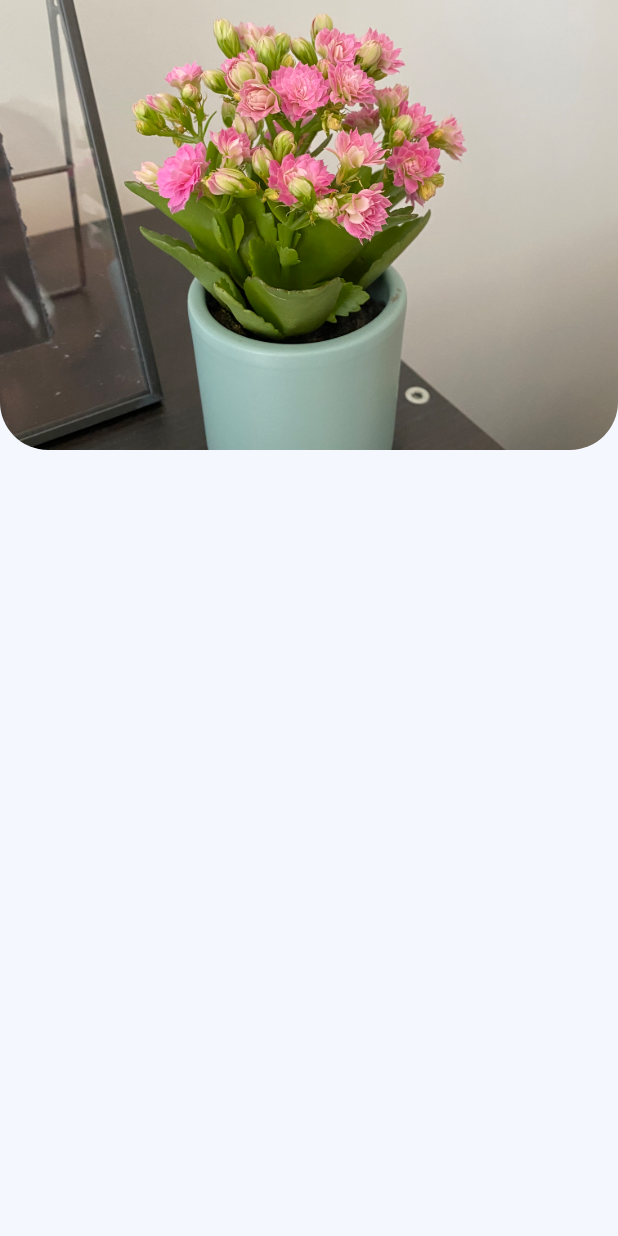
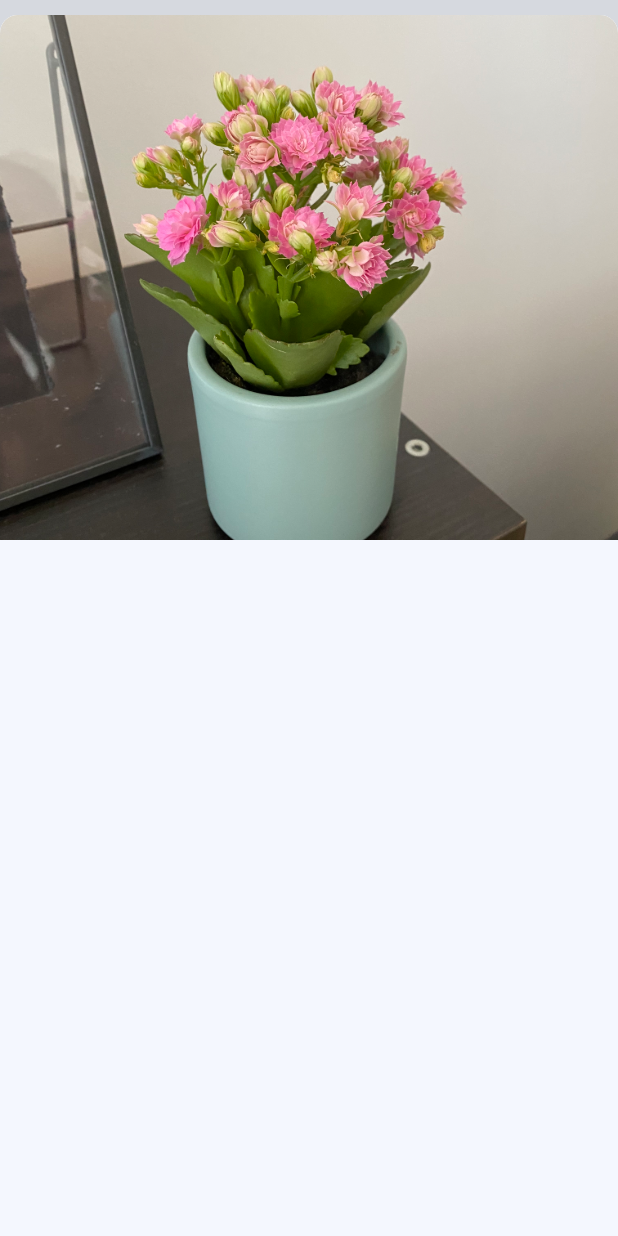
Before and after one commit to Ardelean-Calin/plantbuddy-hw, a Flutter app: the screen it shows after launch, after a tap on "Kalanchoe Blossfeldiana", on a phone screen of 412 x 824 dp. Run offline on Flutter 3.47's test engine with Material 2 defaults, Android fonts, the phone set to English and light mode, and no system bars; our stand-ins replace modal_bottom_sheet.

Commit message:
Cleanup and emulator support.

```diff
--- a/02_Software/02_PhoneApp/lib/main.dart
+++ b/02_Software/02_PhoneApp/lib/main.dart
@@ -1,4 +1,5 @@
-import 'package:build/view/plantCardSM.dart';
+import 'package:build/models/Plant.dart';
+import 'package:build/view/components/PlantCardSmall.dart';
 import 'package:flutter/material.dart';
 import 'package:flutter/services.dart';
 
@@ -24,6 +25,7 @@ class MyApp extends StatelessWidget {
         // is not restarted.
         primarySwatch: Colors.indigo,
         backgroundColor: Color(0xFFF4F7FE),
+        // backgroundColor: Colors.white,
         fontFamily: 'DMSans',
       ),
       home: MyHomePage(title: 'PlantBuddy'),
@@ -50,6 +52,27 @@ class MyHomePage extends StatefulWidget {
 }
 
 class _MyHomePageState extends State<MyHomePage> {
+  final List plantList = [
+    Plant(
+      name: "Kalanchoe Blossfeldiana",
+      location: "Living Room",
+      conditions: null,
+      image: AssetImage("assets/img/kalanchoe.jpg"),
+    ),
+    Plant(
+      name: "Cyclamen Persicum",
+      location: "Balcony",
+      conditions: null,
+      image: AssetImage("assets/img/cyclamen_persicum.jpg"),
+    ),
+    Plant(
+      name: "Fittonia Albivenis",
+      location: "Balcony",
+      conditions: null,
+      image: AssetImage("assets/img/fittonia_albivenis.jpg"),
+    ),
+  ];
+
   @override
   Widget build(BuildContext context) {
     // This method is rerun every time setState is called, for instance as done
@@ -67,7 +90,7 @@ class _MyHomePageState extends State<MyHomePage> {
             slivers: [
               SliverToBoxAdapter(
                 child: SizedBox(
-                  height: 32,
+                  height: 16,
                 ),
               ),
               SliverAppBar(
@@ -92,19 +115,7 @@ class _MyHomePageState extends State<MyHomePage> {
                     return Padding(
                       padding: const EdgeInsets.symmetric(
                           horizontal: 32.0, vertical: 16.0),
-                      child: PlantCardSmall(
-                        imgPath: [
-                          "assets/img/kalanchoe.jpg",
-                          "assets/img/cyclamen_persicum.jpg",
-                          "assets/img/fittonia_albivenis.jpg"
-                        ][index],
-                        plantName: [
-                          "Kalanchoe Blossfeldiana",
-                          "Cyclamen Persicum",
-                          "Fittonia Albivenis"
-                        ][index],
-                        location: ["Living Room", "Balcony", "Balcony"][index],
-                      ),
+                      child: PlantCardSmall(plantObj: this.plantList[index]),
                     );
                   },
                   childCount: 3,
--- /dev/null
+++ b/02_Software/02_PhoneApp/lib/models/Plant.dart
@@ -0,0 +1,54 @@
+import 'package:build/models/PlantConditions.dart';
+import 'package:flutter/rendering.dart';
+
+class Plant {
+  late String name;
+  late String location;
+  late AssetImage image;
+
+  late int _airTemperature;
+  late int _airHumidity;
+  late int _soilWaterContent;
+  late int _illuminance;
+
+  late PlantConditions? conditions;
+
+  // Constructor
+  Plant({
+    required String name,
+    required String location,
+    required AssetImage image,
+    PlantConditions? conditions,
+  }) {
+    this.name = name;
+    this.location = location;
+    this.conditions = conditions;
+    this.image = image;
+  }
+
+  /* Getters and setters BEGIN */
+  // For the illuminance measured in Lux
+  int get illuminance => this._illuminance;
+  set illuminance(int illuminance) {
+    this._illuminance = illuminance;
+  }
+
+  // For the air temperature measured in Celsius
+  int get airTemperature => this._airTemperature;
+  set airTemperature(int airTemperature) {
+    this._airTemperature = airTemperature;
+  }
+
+  // For the relatieve air humidity measured in %
+  int get airHumidity => this._airHumidity;
+  set airHumidity(int airHumidity) {
+    this._airHumidity = airHumidity;
+  }
+
+  // For the Soil water content measured in %
+  int get soilWaterContent => this._soilWaterContent;
+  set soilWaterContent(int soilWaterContent) {
+    this._soilWaterContent = soilWaterContent;
+  }
+  /* Getters and setters END */
+}
--- /dev/null
+++ b/02_Software/02_PhoneApp/lib/models/PlantConditions.dart
@@ -0,0 +1,13 @@
+class PlantConditions {
+  int minTemp = 0;
+  int maxTemp = 50;
+
+  int minHumidity = 0;
+  int maxHumidity = 100;
+
+  int minLuminosity = 30;
+  int maxLuminosity = 60000;
+
+  int minSoilWaterContent = 10;
+  int maxSoilWaterContent = 80;
+}
--- a/02_Software/02_PhoneApp/lib/view/PlantDetailsPage.dart
+++ /dev/null
@@ -1,39 +0,0 @@
-import 'package:flutter/material.dart';
-
-class PlantDetailsPage extends StatefulWidget {
-  final String imgPath;
-
-  const PlantDetailsPage({Key? key, required this.imgPath}) : super(key: key);
-
-  @override
-  _PlantDetailsPageState createState() => _PlantDetailsPageState();
-}
-
-class _PlantDetailsPageState extends State<PlantDetailsPage> {
-  @override
-  Widget build(BuildContext context) {
-    return Scaffold(
-      backgroundColor: Theme.of(context).backgroundColor,
-      body: Column(
-        children: [
-          Container(
-            decoration: BoxDecoration(
-              image: DecorationImage(
-                fit: BoxFit.cover,
-                image: AssetImage(
-                  widget.imgPath,
-                  // height: 400,
-                ),
-              ),
-              borderRadius: BorderRadius.only(
-                bottomLeft: Radius.circular(32),
-                bottomRight: Radius.circular(32),
-              ),
-            ),
-            height: 300,
-          ),
-        ],
-      ),
-    );
-  }
-}
--- /dev/null
+++ b/02_Software/02_PhoneApp/lib/view/components/PlantCardSmall.dart
@@ -0,0 +1,212 @@
+import 'dart:developer';
+import 'dart:math';
+
+import 'package:build/view/pages/PlantDetailsPage.dart';
+import 'package:flutter/material.dart';
+import 'package:modal_bottom_sheet/modal_bottom_sheet.dart';
+import 'package:build/models/Plant.dart';
+
+class PlantCardSmall extends StatefulWidget {
+  final Plant plantObj;
+
+  const PlantCardSmall({Key? key, required this.plantObj}) : super(key: key);
+
+  @override
+  _PlantCardSmallState createState() => _PlantCardSmallState();
+}
+
+class _PlantCardSmallState extends State<PlantCardSmall> {
+  final Color shadowColor = [
+    Color.fromARGB(30, 255, 0, 0),
+    Color.fromARGB(15, 0, 0, 0)
+  ][Random().nextInt(2)];
+
+  @override
+  Widget build(BuildContext context) {
+    return GestureDetector(
+      onTap: () => showCupertinoModalBottomSheet(
+        context: context,
+        backgroundColor: Theme.of(context).backgroundColor,
+        builder: (context) => PlantDetailsPage(imgObj: widget.plantObj.image),
+      ),
+      child: SizedBox(
+        height: 365,
+        // width: 350,
+        child: Container(
+          decoration: BoxDecoration(
+            borderRadius: BorderRadius.circular(32),
+            color: Colors.white,
+            boxShadow: [
+              BoxShadow(
+                spreadRadius: 0,
+                blurRadius: 8,
+                color: shadowColor,
+                offset: Offset(4, 4),
+              ),
+              BoxShadow(
+                spreadRadius: 0,
+                blurRadius: 8,
+                color: shadowColor,
+                offset: Offset(-4, -4),
+              )
+            ],
+          ),
+          child: Stack(
+            children: [
+              Align(
+                alignment: Alignment.topRight,
+                child: Padding(
+                  padding: const EdgeInsets.all(16.0),
+                  child: Icon(
+                    [
+                      Icons.bluetooth_disabled_outlined,
+                      null
+                    ][Random().nextInt(2)],
+                    size: 24,
+                    color: Color(0xFFA3AED0),
+                  ),
+                ),
+              ),
+              Column(
+                mainAxisAlignment: MainAxisAlignment.spaceAround,
+                children: [
+                  Container(
+                    width: 190,
+                    height: 190,
+                    decoration: BoxDecoration(
+                      shape: BoxShape.circle,
+                      image: DecorationImage(
+                        fit: BoxFit.cover,
+                        image: widget.plantObj.image,
+                      ),
+                      // height: 130,
+                    ),
+                  ),
+                  Row(
+                    mainAxisAlignment: MainAxisAlignment.center,
+                    children: [
+                      Column(
+                        children: [
+                          Text(
+                            widget.plantObj.name,
+                            style: TextStyle(
+                              fontWeight: FontWeight.bold,
+                              fontSize: 24,
+                            ),
+                          ),
+                          Row(children: [
+                            Icon(
+                              Icons.location_on_outlined,
+                              color: Color(0xFFA3AED0),
+                            ),
+                            Text(
+                              widget.plantObj.location,
+                              style: TextStyle(
+                                fontSize: 14,
+                                color: Color(0xFFA3AED0),
+                              ),
+                            ),
+                          ])
+                        ],
+                      )
+                    ],
+                  ),
+                  Row(
+                    mainAxisAlignment: MainAxisAlignment.spaceAround,
+                    crossAxisAlignment: CrossAxisAlignment.start,
+                    children: [
+                      Column(
+                        mainAxisAlignment: MainAxisAlignment.center,
+                        children: [
+                          Text(
+                            "Air",
+                            style: TextStyle(
+                              color: Color(0xFFA3AED0),
+                              fontSize: 12,
+                            ),
+                          ),
+                          Icon(
+                            Icons.air,
+                            color: Colors.amber,
+                            size: 32,
+                          ),
+                          Text(
+                            "Warm",
+                            style: TextStyle(
+                              color: Color(0xFFA3AED0),
+                              fontSize: 12,
+                            ),
+                          ),
+                        ],
+                      ),
+                      Column(
+                        mainAxisAlignment: MainAxisAlignment.center,
+                        children: [
+                          Text(
+                            "Light",
+                            style: TextStyle(
+                              color: Color(0xFFA3AED0),
+                              fontSize: 12,
+                            ),
+                          ),
+                          Icon(
+                            Icons.wb_sunny,
+                            color: Colors.lightGreen,
+                            size: 32,
+                          ),
+                          Text(
+                            "Shade",
+                            style: TextStyle(
+                              color: Color(0xFFA3AED0),
+                              fontSize: 12,
+                            ),
+                          ),
+                        ],
+                      ),
+                      WaterTag(),
+                    ],
+                  )
+                ],
+              ),
+            ],
+          ),
+          // color: Colors.red,
+        ),
+      ),
+    );
+  }
+}
+
+class WaterTag extends StatelessWidget {
+  const WaterTag({
+    Key? key,
+  }) : super(key: key);
+
+  @override
+  Widget build(BuildContext context) {
+    return Column(
+      mainAxisAlignment: MainAxisAlignment.center,
+      children: [
+        Text(
+          "Water",
+          style: TextStyle(
+            color: Color(0xFFA3AED0),
+            fontSize: 12,
+          ),
+        ),
+        Icon(
+          Icons.water,
+          color: Colors.lightGreen,
+          size: 32,
+        ),
+        Text(
+          "3d ago",
+          style: TextStyle(
+            color: Color(0xFFA3AED0),
+            fontSize: 12,
+          ),
+        ),
+      ],
+    );
+  }
+}
--- /dev/null
+++ b/02_Software/02_PhoneApp/lib/view/pages/PlantDetailsPage.dart
@@ -0,0 +1,38 @@
+import 'package:flutter/material.dart';
+
+class PlantDetailsPage extends StatefulWidget {
+  final AssetImage imgObj;
+
+  const PlantDetailsPage({Key? key, required this.imgObj}) : super(key: key);
+
+  @override
+  _PlantDetailsPageState createState() => _PlantDetailsPageState();
+}
+
+class _PlantDetailsPageState extends State<PlantDetailsPage> {
+  @override
+  Widget build(BuildContext context) {
+    return Scaffold(
+      backgroundColor: Theme.of(context).backgroundColor,
+      body: SafeArea(
+        child: Column(
+          children: [
+            Container(
+              decoration: BoxDecoration(
+                image: DecorationImage(
+                  fit: BoxFit.cover,
+                  image: widget.imgObj,
+                ),
+                // borderRadius: BorderRadius.only(
+                //   bottomLeft: Radius.circular(32),
+                //   bottomRight: Radius.circular(32),
+                // ),
+              ),
+              height: 350,
+            ),
+          ],
+        ),
+      ),
+    );
+  }
+}
--- a/02_Software/02_PhoneApp/lib/view/plantCardSM.dart
+++ /dev/null
@@ -1,173 +0,0 @@
-import 'dart:developer';
-
-import 'package:build/view/PlantDetailsPage.dart';
-import 'package:flutter/material.dart';
-import 'package:modal_bottom_sheet/modal_bottom_sheet.dart';
-
-class PlantCardSmall extends StatefulWidget {
-  final String plantName;
-  final String imgPath;
-  final String location;
-
-  const PlantCardSmall(
-      {Key? key,
-      required this.plantName,
-      required this.imgPath,
-      required this.location})
-      : super(key: key);
-
-  @override
-  _PlantCardSmallState createState() => _PlantCardSmallState();
-}
-
-class _PlantCardSmallState extends State<PlantCardSmall> {
-  @override
-  Widget build(BuildContext context) {
-    return GestureDetector(
-      onTap: () => showMaterialModalBottomSheet(
-        context: context,
-        expand: true,
-        backgroundColor: Theme.of(context).backgroundColor,
-        builder: (context) => PlantDetailsPage(imgPath: widget.imgPath),
-      ),
-      child: SizedBox(
-        height: 345,
-        // width: 350,
-        child: Container(
-          decoration: BoxDecoration(
-            borderRadius: BorderRadius.circular(32),
-            color: Colors.white,
-            boxShadow: [
-              BoxShadow(
-                spreadRadius: 0,
-                blurRadius: 4,
-                color: Color.fromARGB(30, 0, 0, 0),
-                offset: Offset(0, 4),
-              )
-            ],
-          ),
-          child: Column(
-            mainAxisAlignment: MainAxisAlignment.spaceAround,
-            children: [
-              Container(
-                width: 190,
-                height: 190,
-                decoration: BoxDecoration(
-                  shape: BoxShape.circle,
-                  image: DecorationImage(
-                    fit: BoxFit.cover,
-                    image: AssetImage(widget.imgPath),
-                  ),
-                  // height: 130,
-                ),
-              ),
-              Row(
-                mainAxisAlignment: MainAxisAlignment.center,
-                children: [
-                  Column(
-                    children: [
-                      Text(
-                        widget.plantName,
-                        style: TextStyle(
-                          fontWeight: FontWeight.bold,
-                          fontSize: 24,
-                        ),
-                      ),
-                      Row(children: [
-                        Icon(
-                          Icons.location_on_outlined,
-                          color: Color(0xFFA3AED0),
-                        ),
-                        Text(
-                          widget.location,
-                          style: TextStyle(
-                            fontSize: 14,
-                            color: Color(0xFFA3AED0),
-                          ),
-                        ),
-                      ])
-                    ],
-                  )
-                ],
-              ),
-              Row(
-                mainAxisAlignment: MainAxisAlignment.spaceAround,
-                children: [
-                  Column(
-                    mainAxisAlignment: MainAxisAlignment.center,
-                    children: [
-                      Text(
-                        "Temperature",
-                        style: TextStyle(
-                          color: Color(0xFFA3AED0),
-                          fontSize: 12,
-                        ),
-                      ),
-                      Icon(
-                        Icons.thermostat,
-                        color: Colors.redAccent,
-                        size: 32,
-                      )
-                    ],
-                  ),
-                  Column(
-                    mainAxisAlignment: MainAxisAlignment.center,
-                    children: [
-                      Text(
-                        "Humidity",
-                        style: TextStyle(
-                          color: Color(0xFFA3AED0),
-                          fontSize: 12,
-                        ),
-                      ),
-                      Icon(
-                        Icons.water,
-                        color: Colors.amberAccent,
-                        size: 32,
-                      )
-                    ],
-                  ),
-                  Column(
-                    mainAxisAlignment: MainAxisAlignment.center,
-                    children: [
-                      Text(
-                        "Light",
-                        style: TextStyle(
-                          color: Color(0xFFA3AED0),
-                          fontSize: 12,
-                        ),
-                      ),
-                      Icon(
-                        Icons.wb_sunny,
-                        color: Colors.lightGreen,
-                        size: 32,
-                      )
-                    ],
-                  ),
-                  Column(
-                    mainAxisAlignment: MainAxisAlignment.center,
-                    children: [
-                      Text(
-                        "Soil",
-                        style: TextStyle(
-                          color: Color(0xFFA3AED0),
-                          fontSize: 12,
-                        ),
-                      ),
-                      Icon(
-                        Icons.spa_rounded,
-                        color: Colors.lightGreen,
-                        size: 32,
-                      )
-                    ],
-                  ),
-                ],
-              )
-            ],
-          ),
-          // color: Colors.red,
-        ),
-      ),
-    );
-  }
-}
```
Also changed, not shown: 02_Software/02_PhoneApp/.devcontainer/devcontainer.json.
